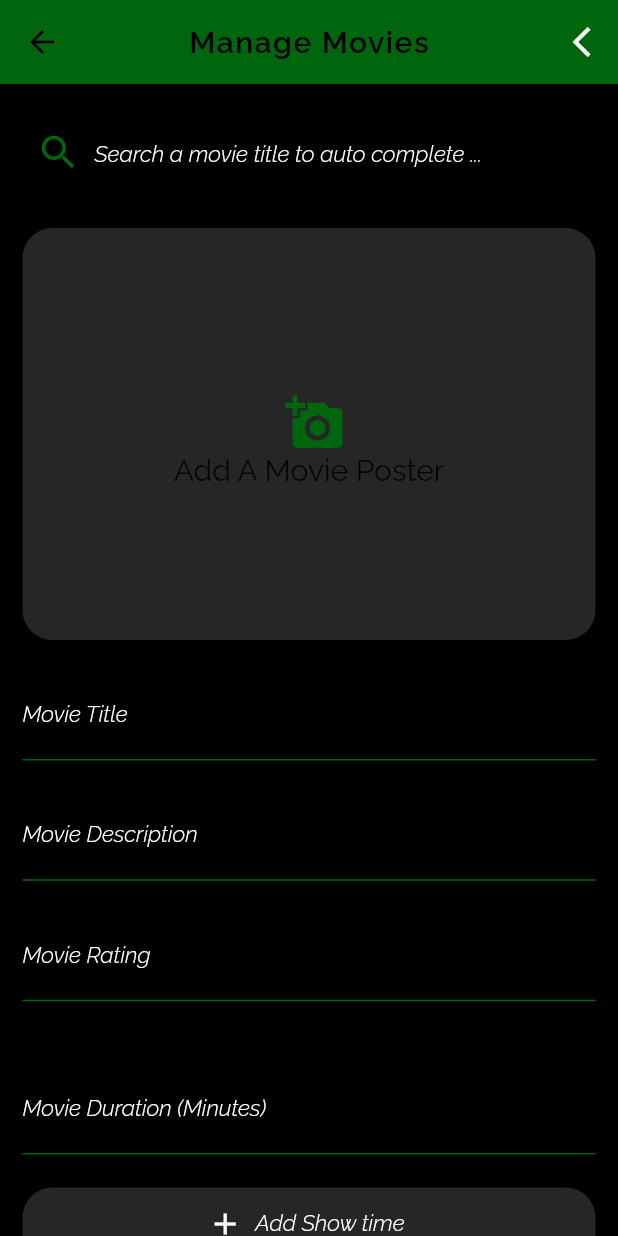
After one commit to Delbert-Defoe/movie_app, a Flutter app: the ManageMoviesPage screen opened by its route, on a phone screen of 412 x 824 dp. The commit adds this screen. Run offline on Flutter 3.47's test engine with Material 2 defaults, Android fonts, the phone set to English and light mode, and no system bars; our stand-ins replace cached_network_image, cloud_firestore, cloud_functions, firebase_auth, firebase_core, firebase_storage and 6 more; missing offline and left inert: square_in_app_payments; accounts and stored records are empty; network calls fail; project files that could hold a hidden picture were left out.

Commit message:
shit load of changes

```diff
--- a/movieapp/lib/configurations/textStyles.dart
+++ b/movieapp/lib/configurations/textStyles.dart
@@ -142,4 +142,17 @@ class TextStyles {
     fontSize: 20,
     fontFamily: 'Raleway',
   );
+
+  static const textFieldLabel = TextStyle(
+    color: Colors.white,
+    fontSize: 15,
+    fontStyle: FontStyle.italic,
+    fontFamily: 'Raleway',
+  );
+
+  static const textFieldValue = TextStyle(
+    color: Colors.white,
+    fontFamily: 'Raleway',
+    fontSize: 18,
+  );
 }
--- a/movieapp/lib/main.dart
+++ b/movieapp/lib/main.dart
@@ -1,7 +1,6 @@
 import 'package:flutter/material.dart';
 import 'package:flutter/services.dart';
 import 'package:movieapp/models/items_model.dart';
-import 'package:movieapp/models/user_model.dart';
 import 'package:movieapp/screens/authenticate_screen.dart';
 import 'package:movieapp/services/auth_wrapper.dart';
 import 'package:movieapp/services/authentication.dart';
--- a/movieapp/lib/models/ticket_model.dart
+++ b/movieapp/lib/models/ticket_model.dart
@@ -1,11 +1,11 @@
 import 'package:flutter/cupertino.dart';
-import 'package:movieapp/models/user_model.dart';
+
 import 'package:provider/provider.dart';
 import '../models/movies_model.dart';
 import '../services/authentication.dart';
 import '../services/database.dart';
 import 'package:flutter/material.dart';
-import 'package:movieapp/models/user_model.dart';
+
 import 'package:movieapp/configurations/textStyles.dart';
 
 class Ticket {
--- /dev/null
+++ b/movieapp/lib/screens/manage_movies_screen.dart
@@ -0,0 +1,163 @@
+import 'package:firebase_core/firebase_core.dart';
+import 'package:flutter/material.dart';
+import 'package:cloud_functions/cloud_functions.dart';
+
+import 'package:movieapp/configurations/textStyles.dart';
+import 'package:movieapp/widgets/add_move_widgets.dart';
+
+class ManageMoviesPage extends StatefulWidget {
+  @override
+  _ManageMoviesPageState createState() => _ManageMoviesPageState();
+}
+
+class _ManageMoviesPageState extends State<ManageMoviesPage> {
+  var callable = FirebaseFunctions.instance.httpsCallable('addMovie');
+
+  final _searchController = TextEditingController();
+  final _titleController = TextEditingController();
+  final _descriptionController = TextEditingController();
+  final _ratingController = TextEditingController();
+  final _durationController = TextEditingController();
+
+  var _dateTimes = <DateTime>[];
+
+  @override
+  void initState() {
+    super.initState();
+
+    // _movieFocusNode = FocusNode();
+
+    _titleController.addListener(_printValues);
+  }
+
+  @override
+  Widget build(BuildContext context) {
+    var _screenHeight = MediaQuery.of(context).size.height;
+    var _screenWidth = MediaQuery.of(context).size.width;
+
+    return Scaffold(
+        appBar: AppBar(
+          title: Text(
+            'Manage Movies',
+            style: TextStyles.pagetitle,
+          ),
+          centerTitle: true,
+          leading: IconButton(
+            icon: Icon(
+              Icons.arrow_back,
+              color: Colors.black,
+            ),
+            onPressed: () => {Navigator.pop(context)},
+          ),
+          actions: [
+            IconButton(
+              icon: Icon(Icons.arrow_back_ios_outlined),
+              onPressed: () {
+                _functionsRespone('Hello');
+              },
+            )
+          ],
+        ),
+        body: ListView(
+            padding: EdgeInsets.symmetric(vertical: 15, horizontal: 15),
+            children: [
+              TextField(
+                //focusNode: _movieFocusNode,
+                controller: _searchController,
+
+                showCursor: true,
+                cursorColor: Theme.of(context).primaryColor,
+                style: TextStyles.textFieldValue,
+                decoration: InputDecoration(
+                    hintText: 'Search a movie title to auto complete ...',
+                    hintStyle: TextStyles.textFieldLabel,
+                    border: OutlineInputBorder(
+                        borderRadius: BorderRadius.circular(20),
+                        borderSide: BorderSide(width: 5, color: Colors.white)),
+                    prefixIcon: Icon(Icons.search,
+                        color: Theme.of(context).primaryColor, size: 30)),
+              ),
+              const SizedBox(
+                height: 20,
+              ),
+              Container(
+                height: _screenHeight / 3,
+                decoration: BoxDecoration(
+                  borderRadius: BorderRadius.circular(20),
+                  color: Colors.grey.shade400.withOpacity(0.2),
+                ),
+                child: Column(
+                  crossAxisAlignment: CrossAxisAlignment.center,
+                  mainAxisAlignment: MainAxisAlignment.center,
+                  children: [
+                    IconButton(
+                      icon: Icon(
+                        Icons.add_a_photo,
+                        color: Theme.of(context).primaryColor,
+                        size: 40,
+                      ),
+                      onPressed: () {
+                        print('add a movie poster');
+                      },
+                    ),
+                    Text(
+                      'Add A Movie Poster',
+                      style: TextStyle(fontFamily: 'Raleway', fontSize: 20),
+                    ),
+                  ],
+                ),
+              ),
+              const SizedBox(
+                height: 20,
+              ),
+              MovieInputFields(
+                controller: _titleController,
+                labelText: 'Movie Title',
+              ),
+              const SizedBox(
+                height: 20,
+              ),
+              MovieInputFields(
+                  controller: _descriptionController,
+                  labelText: 'Movie Description'),
+              const SizedBox(
+                height: 20,
+              ),
+              MovieInputFields(
+                controller: _ratingController,
+                labelText: 'Movie Rating',
+                maxLength: 5,
+              ),
+              const SizedBox(
+                height: 20,
+              ),
+              MovieInputFields(
+                controller: _durationController,
+                labelText: 'Movie Duration (Minutes)',
+                maxLength: 3,
+              ),
+              ShowTimesWidget(
+                  screenHeight: _screenHeight, dateTimes: _dateTimes)
+            ]));
+  }
+
+  Future<String> _functionsRespone(String data) async {
+    var response = await callable(data);
+    print('this is the data ${response.data}');
+    return response.data;
+  }
+
+  void _printValues() {
+    print("Text Field val ${_titleController.text}");
+  }
+
+  @override
+  void dispose() {
+    _titleController.dispose();
+    _searchController.dispose();
+    _descriptionController.dispose();
+    _ratingController.dispose();
+    _durationController.dispose();
+    super.dispose();
+  }
+}
--- a/movieapp/lib/screens/snacks_screen.dart
+++ b/movieapp/lib/screens/snacks_screen.dart
@@ -269,7 +269,9 @@ class _CartIcon extends StatelessWidget {
 }
 
 void _itemSnackbar(Item item, BuildContext context) {
-  Scaffold.of(context).showSnackBar(SnackBar(
+  Scaffold.of(context)
+    ..removeCurrentSnackBar()
+    ..showSnackBar(SnackBar(
       backgroundColor: Theme.of(context).primaryColor,
       content: Container(
         height: kBottomNavigationBarHeight * 0.5,
@@ -280,6 +282,6 @@ void _itemSnackbar(Item item, BuildContext context) {
           style: TextStyles.snackbartitle,
         ),
       ),
-    duration: Duration(seconds: 1),
+      duration: Duration(seconds: 2),
     ));
 }
--- a/movieapp/lib/services/auth_wrapper.dart
+++ b/movieapp/lib/services/auth_wrapper.dart
@@ -1,7 +1,6 @@
 import 'package:flutter/material.dart';
 import 'package:movieapp/screens/authenticate_screen.dart';
 import 'package:provider/provider.dart';
-import 'package:movieapp/models/user_model.dart';
 import 'package:provider/provider.dart';
 import 'package:movieapp/screens/home_screen.dart';
 import 'package:movieapp/models/ticket_model.dart';
--- a/movieapp/lib/services/database.dart
+++ b/movieapp/lib/services/database.dart
@@ -64,9 +64,8 @@ class DatabaseService {
 */
 
 //Variables
-  StorageReference movieStorage =
-      FirebaseStorage.instance.ref().child("movies");
-  StorageReference itemStorage = FirebaseStorage.instance.ref().child("items");
+  Reference movieStorage = FirebaseStorage.instance.ref().child("movies");
+  Reference itemStorage = FirebaseStorage.instance.ref().child("items");
 
   Future<String> getPicture(String path) async {
     String imgUrl = await movieStorage.child(path).getDownloadURL();
--- a/movieapp/lib/services/router.dart
+++ b/movieapp/lib/services/router.dart
@@ -5,7 +5,6 @@ import 'package:movieapp/screens/noRoute_screen.dart';
 import 'package:path/path.dart';
 import 'package:provider/provider.dart';
 
-import 'package:movieapp/models/user_model.dart';
 import 'package:movieapp/services/authentication.dart';
 import 'package:movieapp/services/auth_wrapper.dart';
 import 'package:movieapp/screens/cart_screen.dart';
@@ -13,6 +12,7 @@ import 'package:movieapp/screens/home_screen.dart';
 import 'package:movieapp/screens/movie_screen.dart';
 import 'package:movieapp/screens/my_profile_screeen.dart';
 import 'package:movieapp/screens/snacks_screen.dart';
+import 'package:movieapp/screens/manage_movies_screen.dart';
 
 class RouteGenerator {
   static Route<dynamic> generateRoute(RouteSettings settings) {
@@ -44,6 +44,9 @@ class RouteGenerator {
       case "/profile_screen":
         return MaterialPageRoute(builder: (_) => ProfileScreen());
 
+      case "/manage_movie_screen":
+        return MaterialPageRoute(builder: (_) => ManageMoviesPage());
+
       default:
         return MaterialPageRoute(builder: (_) => NoRouteScreen());
     }
--- /dev/null
+++ b/movieapp/lib/widgets/add_move_widgets.dart
@@ -0,0 +1,199 @@
+import 'package:flutter/material.dart';
+import 'package:movieapp/configurations/textStyles.dart';
+
+class MovieInputFields extends StatefulWidget {
+  MovieInputFields(
+      {Key key,
+      @required this.controller,
+      this.hintText,
+      this.maxLength,
+      @required this.labelText})
+      : super(key: key);
+
+  String hintText;
+  String labelText;
+  TextEditingController controller;
+  int maxLength = null;
+
+  @override
+  _MovieInputFieldsState createState() => _MovieInputFieldsState();
+}
+
+class _MovieInputFieldsState extends State<MovieInputFields> {
+  FocusNode focusNode;
+
+  @override
+  void initState() {
+    focusNode = FocusNode();
+  }
+
+  @override
+  Widget build(BuildContext context) {
+    return TextField(
+        focusNode: focusNode,
+        minLines: 1,
+        maxLines: 1000,
+        maxLength: widget.maxLength,
+        controller: widget.controller,
+        style: TextStyles.textFieldValue,
+        decoration: InputDecoration(
+            labelText: widget.labelText,
+            labelStyle: TextStyles.textFieldLabel,
+            border: UnderlineInputBorder(
+              borderSide:
+                  BorderSide(color: Theme.of(context).primaryColor, width: 1),
+            ),
+            enabledBorder: UnderlineInputBorder(
+              borderSide: BorderSide(color: Theme.of(context).primaryColor),
+            ),
+            focusedBorder: OutlineInputBorder(
+                borderSide:
+                    BorderSide(color: Theme.of(context).primaryColor))));
+  }
+
+  @override
+  void dispose() {
+    focusNode.dispose();
+    super.dispose();
+  }
+}
+
+class ShowTimesWidget extends StatefulWidget {
+  const ShowTimesWidget({
+    Key key,
+    @required double screenHeight,
+    @required List<DateTime> dateTimes,
+  })  : _screenHeight = screenHeight,
+        _dateTimes = dateTimes,
+        super(key: key);
+
+  final double _screenHeight;
+  final List<DateTime> _dateTimes;
+
+  @override
+  _ShowTimesWidgetState createState() => _ShowTimesWidgetState();
+}
+
+class _ShowTimesWidgetState extends State<ShowTimesWidget> {
+  @override
+  Widget build(BuildContext context) {
+    return Container(
+      height: widget._screenHeight / 3,
+      decoration: BoxDecoration(
+        borderRadius: BorderRadius.circular(20),
+        color: Colors.grey.shade400.withOpacity(0.2),
+      ),
+      child: ClipRRect(
+        borderRadius: BorderRadius.circular(20),
+        child: ListView.separated(
+          separatorBuilder: (context, index) =>
+              Divider(color: Colors.white, height: 20),
+          itemCount: widget._dateTimes.length + 1,
+          itemBuilder: (context, index) {
+            if (index == widget._dateTimes.length) {
+              return FlatButton.icon(
+                label: Text(
+                  'Add Show time',
+                  style: TextStyles.textFieldLabel,
+                ),
+                icon: Icon(
+                  Icons.add,
+                  color: Colors.white,
+                ),
+                onPressed: () {
+                  _chooseDate();
+                },
+              );
+            } else {
+              return Row(
+                  mainAxisAlignment: MainAxisAlignment.center,
+                  children: [
+                    Text(
+                      widget._dateTimes[index].toString(),
+                      style: TextStyles.textFieldValue,
+                    ),
+                    IconButton(
+                      icon: Icon(
+                        Icons.delete,
+                        color: Colors.red,
+                      ),
+                      onPressed: () {
+                        _deleteShowTime(context, index);
+                      },
+                    )
+                  ]);
+            }
+          },
+        ),
+      ),
+    );
+  }
+
+  void _chooseDate() {
+    showDatePicker(
+      context: context,
+      initialDate: DateTime.now(),
+      firstDate: DateTime(DateTime.now().year),
+      lastDate: DateTime(2025),
+    ).then((date) => {
+          showTimePicker(
+                  context: context, initialTime: TimeOfDay(hour: 18, minute: 0))
+              .then((time) => {
+                    setState(() {
+                      if (date == null) {
+                        return;
+                      }
+                      widget._dateTimes.add(DateTime(date.year, date.month,
+                          date.day, time.hour, time.minute));
+                    }),
+                  })
+        });
+  }
+
+  void _deleteShowTime(context, index) {
+    showDialog(
+        context: context,
+        builder: (context) {
+          return AlertDialog(
+              title: Text('Delete Show Time?',
+                  style: TextStyle(
+                      fontFamily: 'Raleway',
+                      color: Colors.black,
+                      fontSize: 18)),
+              content: Text(widget._dateTimes[index].toString(),
+                  style: TextStyle(
+                      fontFamily: 'Raleway',
+                      color: Theme.of(context).primaryColor,
+                      fontSize: 18)),
+              actions: [
+                FlatButton(
+                  child: Text('No',
+                      style: TextStyle(
+                          fontFamily: 'Raleway',
+                          color: Theme.of(context).primaryColor,
+                          fontSize: 15,
+                          fontWeight: FontWeight.w600)),
+                  onPressed: () {
+                    Navigator.of(context).pop();
+                  },
+                ),
+                FlatButton(
+                  child: Text(
+                    'Yes',
+                    style: TextStyle(
+                        fontFamily: 'Raleway',
+                        color: Theme.of(context).primaryColor,
+                        fontSize: 15,
+                        fontWeight: FontWeight.w600),
+                  ),
+                  onPressed: () {
+                    setState(() {
+                      widget._dateTimes.removeAt(index);
+                      Navigator.of(context).pop();
+                    });
+                  },
+                )
+              ]);
+        });
+  }
+}
--- a/movieapp/lib/widgets/this_week_movies_widget.dart
+++ b/movieapp/lib/widgets/this_week_movies_widget.dart
@@ -33,8 +33,8 @@ class _WeeklyMoviesState extends State<WeeklyMovies> {
       _carouselHeight = _mediaQuery.size.height;
     }
 
-    return Container(
-        height: _carouselHeight,
+    return Flexible(
+        flex: 1,
         child: Column(children: [
           Flexible(
             flex: 2,
--- a/movieapp/lib/widgets/upcoming_movies.dart
+++ b/movieapp/lib/widgets/upcoming_movies.dart
@@ -30,8 +30,8 @@ class _UpcomingMoviesState extends State<UpcomingMovies> {
     if (_mediaQuery.size.height < 450) {
       _carouselHeight = _mediaQuery.size.height;
     }
-    return Container(
-        height: _carouselHeight,
+    return Flexible(
+        flex: 1,
         child: Column(children: [
           Flexible(
             flex: 3,
```
Also changed, not shown: movieapp/lib/models/user_model.dart (deleted, +0 -27 lines), movieapp/lib/screens/authenticate_screen.dart (+10 -3 lines), movieapp/lib/screens/cart_screen.dart (+5 -5 lines), movieapp/lib/screens/home_screen.dart (+9 -3 lines), movieapp/lib/screens/my_profile_screeen.dart (+5 -4 lines), movieapp/lib/services/authentication.dart (+9 -2 lines), movieapp/lib/widgets/home_drawer_widget.dart (+28 -13 lines), movieapp/pubspec.yaml (+5 -4 lines), movieapp/pubspec.lock. Lines whose indentation alone changed are shown as unchanged.
